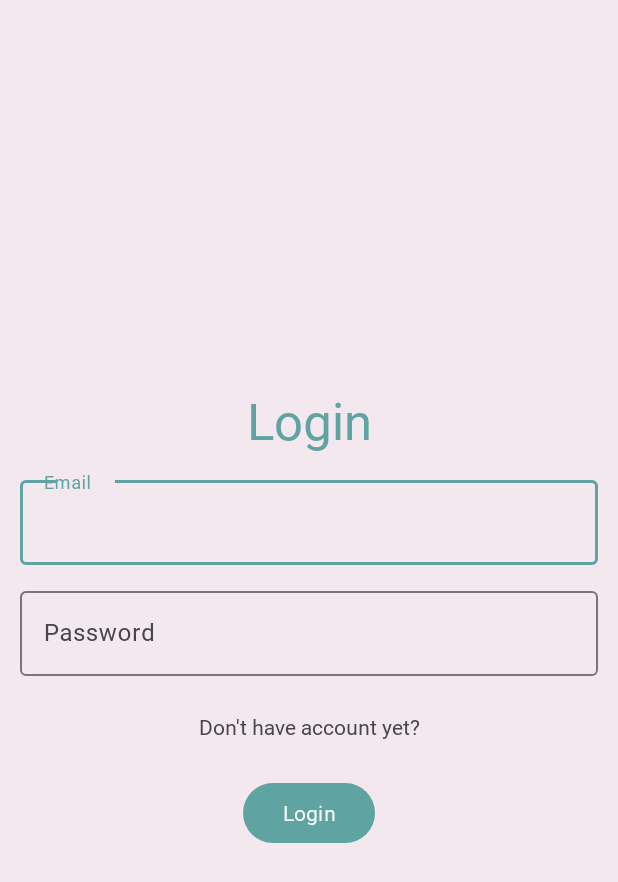
After one commit to kzi-nastava/ma-project-event-planner-siit-2024-team-10, an Android app: the layout activity_login.xml on its own in the app's theme, with its tools: preview values and no code run, on a phone screen of 412 x 824 dp. The commit adds this screen. Shown: the top 882 px of the screen. Run offline under Robolectric (Android 15) with nearby library versions, the phone set to English and light mode, and no system bars.

Commit message:
Implement login form

```diff
--- a/EventPlanner/app/src/main/AndroidManifest.xml
+++ b/EventPlanner/app/src/main/AndroidManifest.xml
@@ -13,6 +13,9 @@
         android:theme="@style/Theme.EventPlanner"
         tools:targetApi="31">
         <activity
+            android:name=".LoginActivity"
+            android:exported="false" />
+        <activity
             android:name=".MainActivity"
             android:exported="true">
             <intent-filter>
--- a/EventPlanner/app/src/main/java/m3/eventplanner/MainActivity.java
+++ b/EventPlanner/app/src/main/java/m3/eventplanner/MainActivity.java
@@ -1,5 +1,6 @@
 package m3.eventplanner;
 
+import android.content.Intent;
 import android.os.Bundle;
 
 import androidx.activity.EdgeToEdge;
@@ -7,6 +8,8 @@ import androidx.appcompat.app.AppCompatActivity;
 import androidx.core.graphics.Insets;
 import androidx.core.view.ViewCompat;
 import androidx.core.view.WindowInsetsCompat;
+
+import java.net.InetSocketAddress;
 
 public class MainActivity extends AppCompatActivity {
 
@@ -20,5 +23,7 @@ public class MainActivity extends AppCompatActivity {
             v.setPadding(systemBars.left, systemBars.top, systemBars.right, systemBars.bottom);
             return insets;
         });
+        Intent intent=new Intent(MainActivity.this,LoginActivity.class);
+        startActivity(intent);
     }
 }
--- /dev/null
+++ b/EventPlanner/app/src/main/res/layout/activity_login.xml
@@ -0,0 +1,79 @@
+<?xml version="1.0" encoding="utf-8"?>
+<androidx.constraintlayout.widget.ConstraintLayout xmlns:android="http://schemas.android.com/apk/res/android"
+    xmlns:app="http://schemas.android.com/apk/res-auto"
+    xmlns:tools="http://schemas.android.com/tools"
+    android:id="@+id/main"
+    android:layout_width="match_parent"
+    android:layout_height="match_parent"
+    tools:context=".LoginActivity">
+
+    <LinearLayout
+        android:layout_width="409dp"
+        android:layout_height="0dp"
+        android:layout_marginStart="16dp"
+        android:layout_marginEnd="16dp"
+        android:gravity="center"
+        android:orientation="vertical"
+        android:visibility="visible"
+        app:layout_constraintBottom_toBottomOf="parent"
+        app:layout_constraintEnd_toEndOf="parent"
+        app:layout_constraintStart_toStartOf="parent"
+        app:layout_constraintTop_toTopOf="parent"
+        tools:visibility="visible">
+
+        <TextView
+            android:id="@+id/loginTitle"
+            android:layout_width="match_parent"
+            android:layout_height="wrap_content"
+            android:layout_margin="12dp"
+            android:gravity="center"
+            android:text="@string/login"
+            android:textAppearance="@style/TextAppearance.AppCompat.Display1"
+            android:textColor="?attr/colorPrimary" />
+
+        <com.google.android.material.textfield.TextInputLayout
+            android:id="@+id/email"
+            android:layout_width="match_parent"
+            android:layout_height="wrap_content"
+            android:hint="@string/email">
+
+            <com.google.android.material.textfield.TextInputEditText
+                android:layout_width="match_parent"
+                android:layout_height="wrap_content"
+                android:layout_margin="12dp"
+                android:inputType="textWebEmailAddress" />
+
+        </com.google.android.material.textfield.TextInputLayout>
+
+        <com.google.android.material.textfield.TextInputLayout
+            android:id="@+id/password"
+            android:layout_width="match_parent"
+            android:layout_height="wrap_content"
+            android:hint="@string/password">
+
+            <com.google.android.material.textfield.TextInputEditText
+                android:layout_width="match_parent"
+                android:layout_height="wrap_content"
+                android:layout_margin="12dp"
+                android:inputType="textPassword" />
+
+        </com.google.android.material.textfield.TextInputLayout>
+
+        <TextView
+            android:id="@+id/register"
+            android:layout_width="match_parent"
+            android:layout_height="wrap_content"
+            android:layout_margin="12dp"
+            android:gravity="center"
+            android:text="@string/not_registered_message" />
+
+        <Button
+            android:id="@+id/filledButton"
+            android:layout_width="wrap_content"
+            android:layout_height="wrap_content"
+            android:layout_margin="12dp"
+            android:text="@string/login" />
+
+
+    </LinearLayout>
+</androidx.constraintlayout.widget.ConstraintLayout>
--- a/EventPlanner/app/src/main/res/values/strings.xml
+++ b/EventPlanner/app/src/main/res/values/strings.xml
@@ -1,3 +1,8 @@
 <resources>
     <string name="app_name">EventPlanner</string>
+    <string name="password">Password</string>
+    <string name="email">Email</string>
+    <string name="login">Login</string>
+    <string name="not_registered_message">Don\'t have account yet? </string>
+    <string name="register_message">Register now!</string>
 </resources>
```
Also changed, not shown: EventPlanner/app/src/main/java/m3/eventplanner/LoginActivity.java (added, +78 -0 lines).
